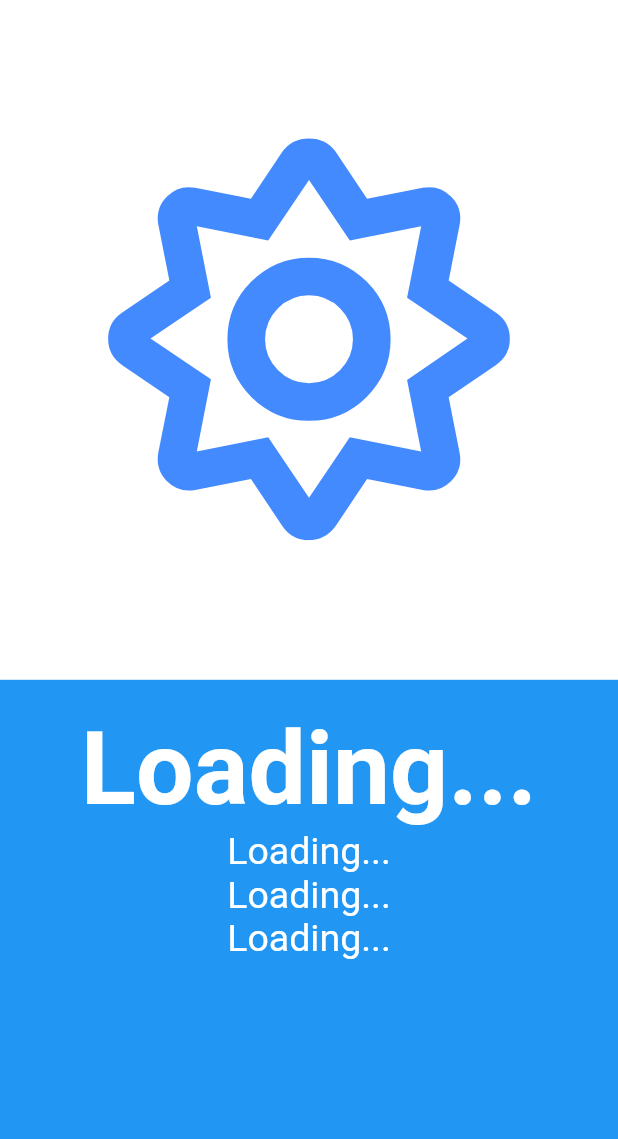
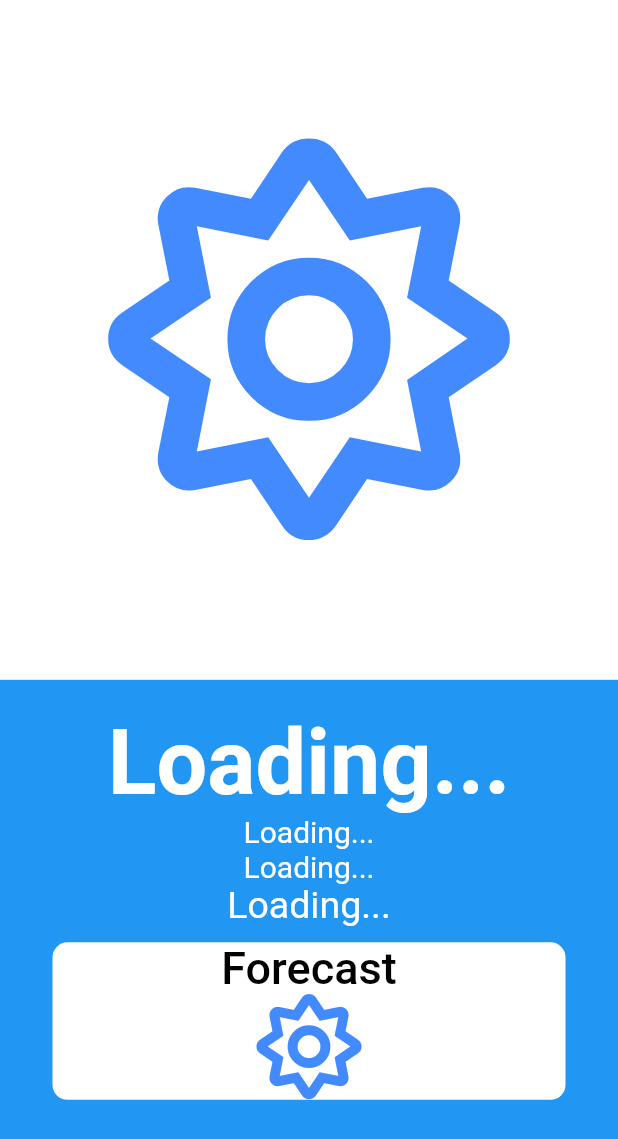
Before and after one commit to OLPC-TONYE/WeatherApp, a Flutter app: the screen it shows after launch, on a phone screen of 412 x 824 dp. Shown: the top 1139 px of the screen. Run offline on Flutter 3.47's test engine with Material 2 defaults, Android fonts, the phone set to English and light mode, and no system bars; our stand-ins replace font_awesome_flutter; network calls fail.

Commit message:
Fixed Forecast

```diff
--- a/lib/main.dart
+++ b/lib/main.dart
@@ -22,21 +22,26 @@ class _HomeState extends State<Home> {
   var temp;
   var locationCountry;
   var locationName;
+  var forecastCondition;
+  var is_day;
+  var pressure;
   var condition;
   var time;
-  var weatherIcon;
 
   Future getWeather() async {
     http.Response response = await http.get(
-        "https://api.weatherapi.com/v1/current.json?key=ba98ac910ebc42a4b79191541210207&q=auto:ip");
+        "https://api.weatherapi.com/v1/forecast.json?key=ba98ac910ebc42a4b79191541210207&q=auto:ip");
     var results = jsonDecode(response.body);
     setState(() {
       this.temp = results["current"]["temp_c"];
       this.condition = results["current"]["condition"]["text"];
-      this.weatherIcon = results["current"]["condition"]["icon"];
+      this.forecastCondition =
+          results["forecast"]["forecastday"][0]["day"]["condition"]["text"];
+      this.is_day = results["current"]["is_day"];
       this.locationCountry = results["location"]["country"];
       this.locationName = results["location"]["name"];
       this.time = results["location"]["localtime_epoch"];
+      print(forecastCondition);
     });
   }
 
@@ -107,24 +112,57 @@ class _HomeState extends State<Home> {
                 Text(
                   temp != null ? temp.toString() + "\u00B0C" : "Loading...",
                   style: TextStyle(
-                      fontSize: 68.0,
+                      fontSize: 60.0,
                       fontWeight: FontWeight.w600,
                       color: Colors.white),
                 ),
                 Text(
                   locationName != null ? locationName.toString() : "Loading...",
-                  style: TextStyle(fontSize: 25.0, color: Colors.white),
+                  style: TextStyle(fontSize: 20.0, color: Colors.white),
                 ),
                 Text(
                   locationCountry != null
                       ? locationCountry.toString()
                       : "Loading...",
-                  style: TextStyle(fontSize: 25.0, color: Colors.white),
+                  style: TextStyle(
+                      fontSize: 20.0,
+                      fontFamily: "Roboto",
+                      color: Colors.white),
                 ),
                 Text(
                   condition != null ? condition.toString() : "Loading...",
                   style: TextStyle(fontSize: 25.0, color: Colors.white),
                 ),
+                Padding(
+                  padding: EdgeInsets.only(top: 10.0, left: 35, right: 35),
+                  child: Container(
+                    decoration: BoxDecoration(
+                        color: Colors.white,
+                        borderRadius: BorderRadius.all(Radius.circular(10))),
+                    child: Row(
+                      crossAxisAlignment: CrossAxisAlignment.center,
+                      mainAxisAlignment: MainAxisAlignment.center,
+                      children: [
+                        Column(
+                          children: [
+                            Text(
+                              "Forecast",
+                              style: TextStyle(
+                                  fontSize: 30.0,
+                                  fontWeight: FontWeight.w500,
+                                  color: Colors.black),
+                            ),
+                            FaIcon(
+                              decideIcon(forecastCondition),
+                              size: 70,
+                              color: Colors.blueAccent,
+                            ),
+                          ],
+                        )
+                      ],
+                    ),
+                  ),
+                )
               ],
             ),
           ),
--- a/pubspec.yaml
+++ b/pubspec.yaml
@@ -25,8 +25,6 @@ dependencies:
     sdk: flutter
   font_awesome_flutter: ^8.7.0
   http: ^0.12.0+4
-  intl: ^0.16.0
-
 
   # The following adds the Cupertino Icons font to your application.
   # Use with the CupertinoIcons class for iOS style icons.
```
Also changed, not shown: pubspec.lock.
